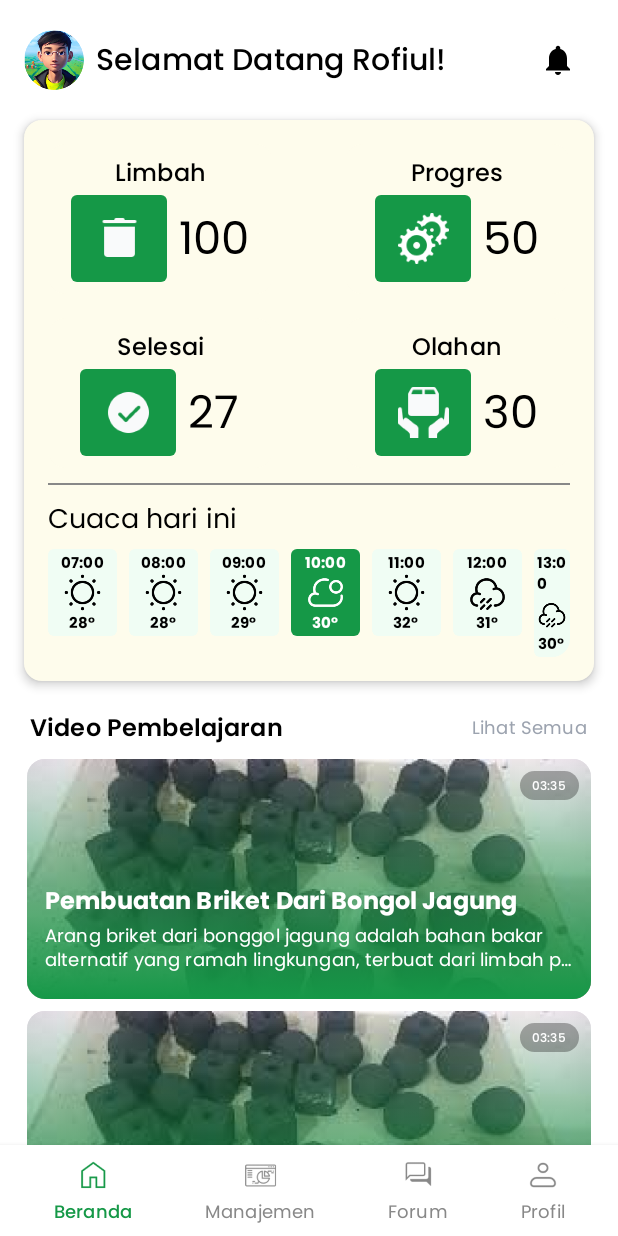
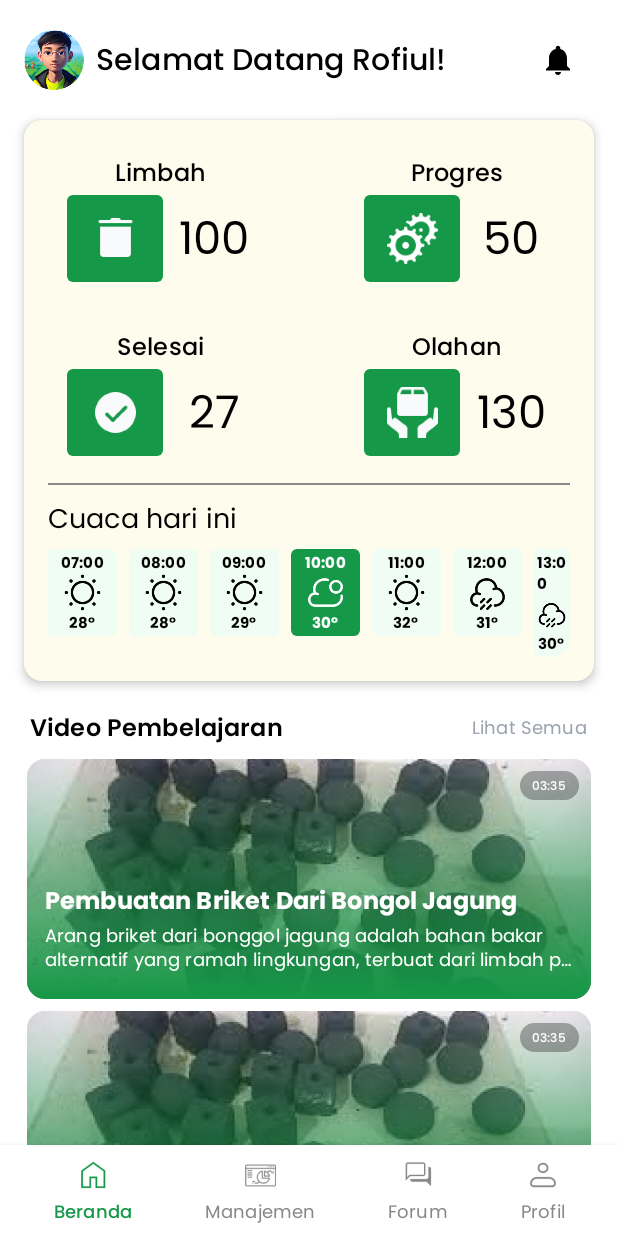
Before and after one commit to muhammadrofi12/Agrofy_App, an Android app built with Jetpack Compose: the @Preview function PreviewHomeScreen, on a phone screen of 412 x 824 dp. Run offline under Robolectric (Android 15) with nearby library versions, the phone set to English and light mode, and no system bars.

Commit message:
repair statistik

```diff
--- a/app/src/main/java/com/example/agrofy_app/ui/screen/HomeScreen.kt
+++ b/app/src/main/java/com/example/agrofy_app/ui/screen/HomeScreen.kt
@@ -111,7 +111,7 @@ fun HomeScreen(modifier: Modifier = Modifier, navController: NavController) {
                                 horizontalArrangement = Arrangement.SpaceBetween
                             ) {
                                 StatItem("Selesai", "27", R.drawable.selesai)
-                                StatItem("Olahan", "30", R.drawable.olahan)
+                                StatItem("Olahan", "130", R.drawable.olahan)
                             }
 
                             // Garis Pembatas
@@ -221,25 +221,28 @@ private fun StatItem(label: String, value: String, imageRes: Int) {
             modifier = Modifier
                 .padding(8.dp)
                 .fillMaxSize(),
-            verticalArrangement = Arrangement.SpaceBetween
+            verticalArrangement = Arrangement.SpaceBetween,
+            horizontalAlignment = Alignment.CenterHorizontally
         ) {
             // Text Judul
             Text(
                 text = label,
                 style = PoppinsMedium16,
                 color = Color.Black,
-                modifier = Modifier.align(Alignment.CenterHorizontally)
-                    .padding(bottom = 4.dp)
+                modifier = Modifier.padding(bottom = 4.dp)
             )
 
-            // Image and Value
+            // Icon & Angka
             Row(
-                modifier = Modifier
-                    .fillMaxWidth(),
+                modifier = Modifier.fillMaxWidth(),
                 horizontalArrangement = Arrangement.Center,
                 verticalAlignment = Alignment.CenterVertically
             ) {
-                // Box image
+                // Icon
+                Column(
+                    modifier = Modifier.width(70.dp),
+                    horizontalAlignment = Alignment.CenterHorizontally
+                ) {
                     Box(
                         modifier = Modifier
                             .size(64.dp)
@@ -250,14 +253,17 @@ private fun StatItem(label: String, value: String, imageRes: Int) {
                         Image(
                             painter = painterResource(id = imageRes),
                             contentDescription = null,
-                        modifier = Modifier
-                            .size(34.dp)
+                            modifier = Modifier.size(34.dp)
                         )
                     }
+                }
 
-                Spacer(modifier = Modifier.width(8.dp))
-
-                // Value Angka
+                Spacer(modifier = Modifier.width(2.dp))
+                // Angka
+                Column(
+                    modifier = Modifier.width(60.dp),
+                    horizontalAlignment = Alignment.CenterHorizontally
+                ) {
                     Text(
                         text = value,
                         style = PoppinsRegular30,
@@ -265,9 +271,10 @@ private fun StatItem(label: String, value: String, imageRes: Int) {
                     )
                 }
             }
-
         }
     }
+}
+
 
 @Composable
 private fun WeatherForecast() {
```
Lines whose indentation alone changed are shown as unchanged.
